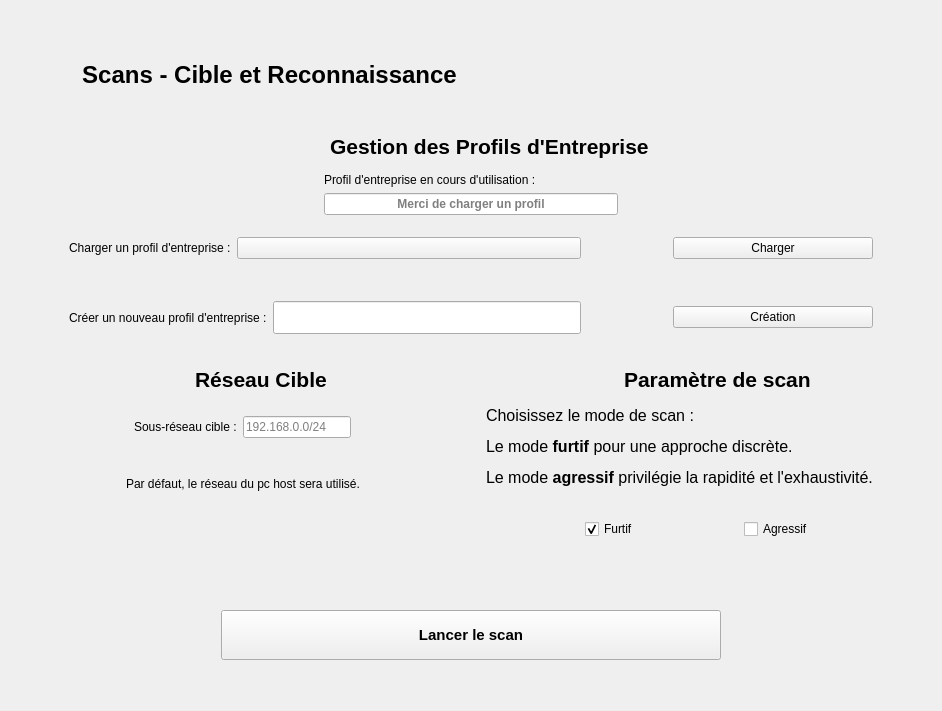
Old version of the form app/interface/ui/ScanInterface.ui in the repository KarimGhazlaoui/ASI-M1CB-PenToolBox.
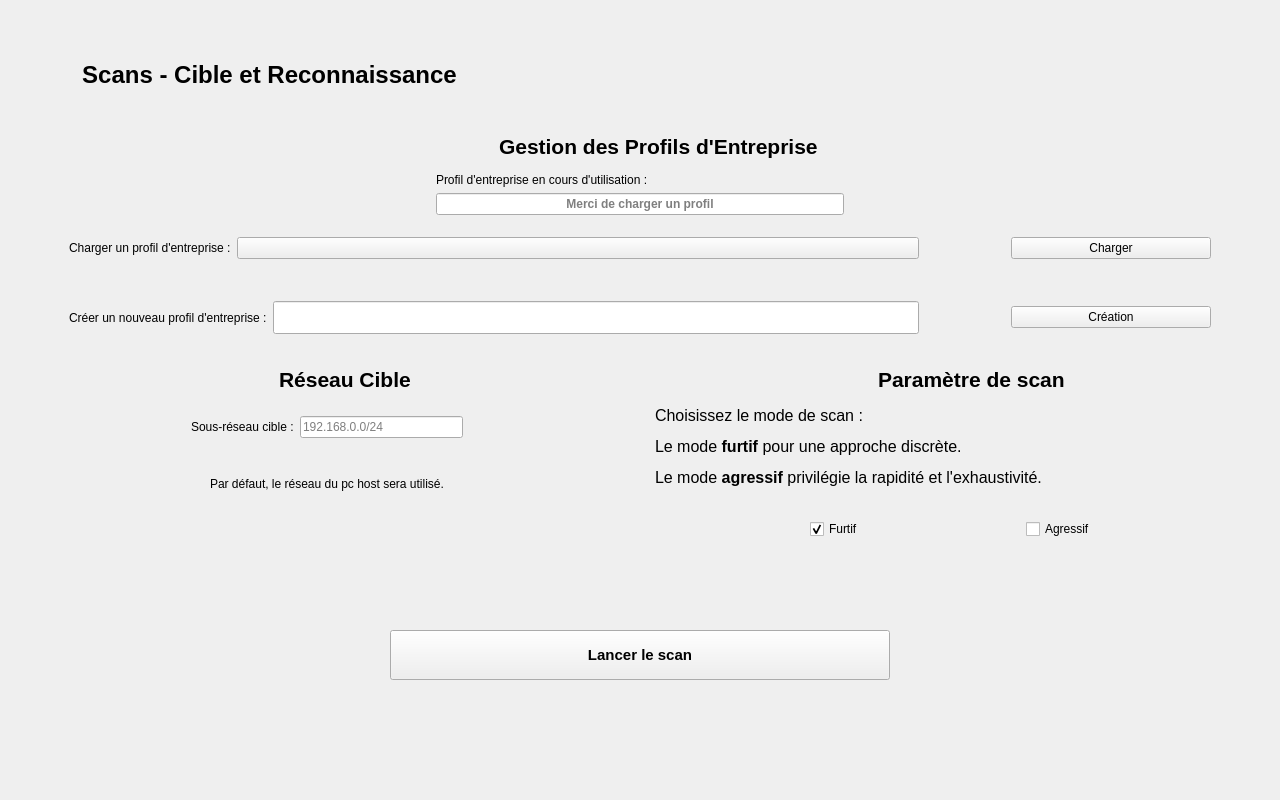
New version of the form. Icons and pictures are not drawn. Custom widgets are drawn as their Qt base class.

The edit to the form file:
```diff
--- a/app/interface/ui/ScanInterface.ui
+++ b/app/interface/ui/ScanInterface.ui
@@ -6,20 +6,20 @@
    <rect>
     <x>0</x>
     <y>0</y>
-    <width>942</width>
-    <height>711</height>
+    <width>1280</width>
+    <height>800</height>
    </rect>
   </property>
   <property name="minimumSize">
    <size>
-    <width>942</width>
-    <height>711</height>
+    <width>1280</width>
+    <height>800</height>
    </size>
   </property>
   <property name="maximumSize">
    <size>
-    <width>9999</width>
-    <height>9999</height>
+    <width>1280</width>
+    <height>800</height>
    </size>
   </property>
   <property name="windowTitle">
```
